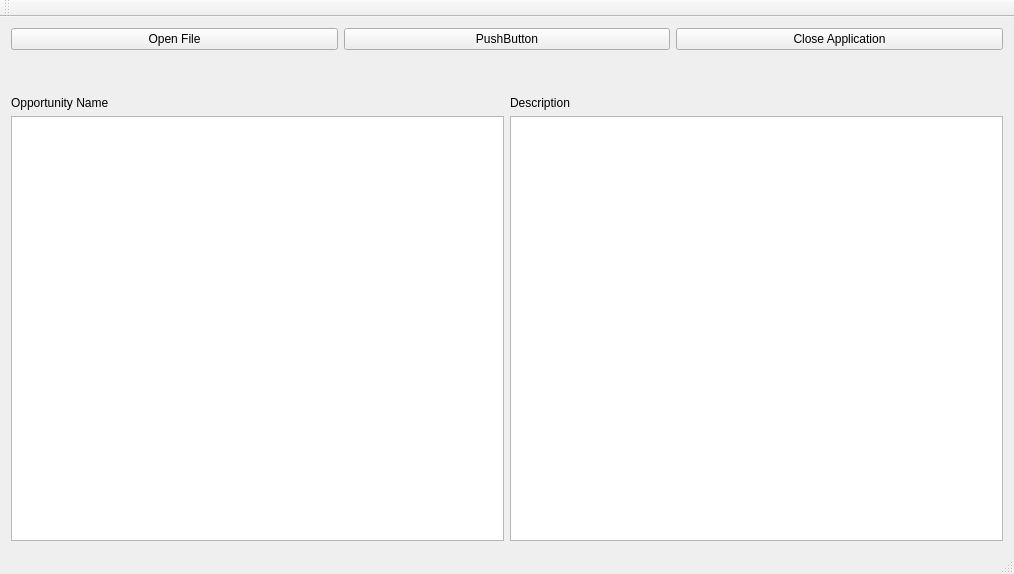
First picture: the form in ui/mainview.ui, repository Rodeleeuw/QtLearning, before the edit.
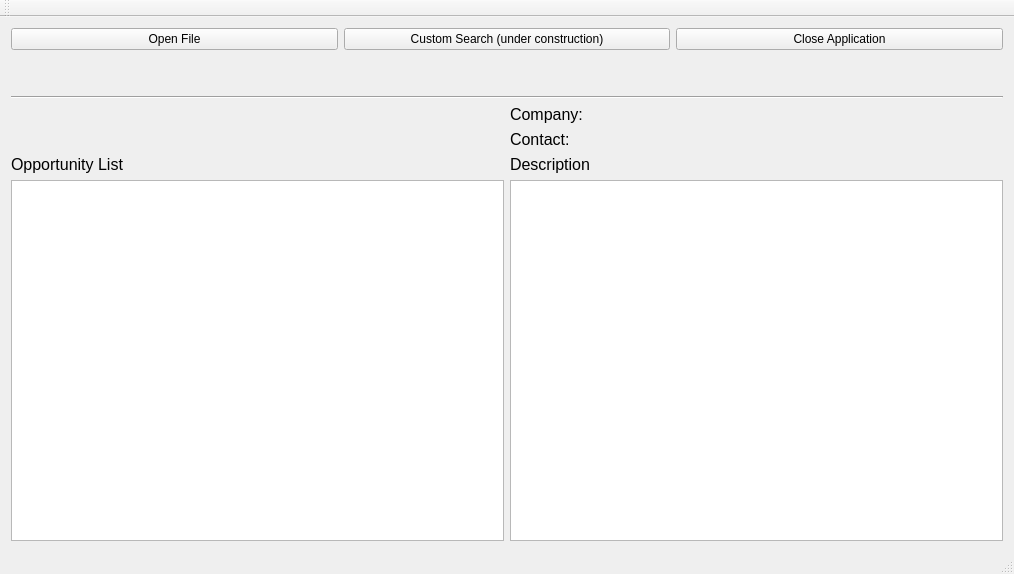
Second picture: the form after the edit.

Commit message: updated, doing good still

What changed in the file:
```diff
--- a/ui/mainview.ui
+++ b/ui/mainview.ui
@@ -34,8 +34,14 @@
         </item>
         <item>
          <widget class="QPushButton" name="btnExtra">
+          <property name="font">
+           <font>
+            <weight>50</weight>
+            <bold>false</bold>
+           </font>
+          </property>
           <property name="text">
-           <string>PushButton</string>
+           <string>Custom Search (under construction)</string>
           </property>
          </widget>
         </item>
@@ -64,27 +70,88 @@
         </property>
        </spacer>
       </item>
+      <item>
+       <widget class="Line" name="line">
+        <property name="orientation">
+         <enum>Qt::Horizontal</enum>
+        </property>
+       </widget>
+      </item>
       <item>
        <layout class="QGridLayout" name="gridLayout_2">
-        <item row="0" column="0">
-         <widget class="QLabel" name="label">
-          <property name="text">
-           <string>Opportunity Name </string>
-          </property>
-         </widget>
-        </item>
-        <item row="0" column="1">
+        <item row="2" column="1">
          <widget class="QLabel" name="label_2">
+          <property name="font">
+           <font>
+            <pointsize>12</pointsize>
+           </font>
+          </property>
           <property name="text">
            <string>Description</string>
           </property>
          </widget>
         </item>
-        <item row="1" column="0">
-         <widget class="QListWidget" name="listWidget"/>
+        <item row="3" column="0">
+         <widget class="QListWidget" name="listWidget">
+          <property name="font">
+           <font>
+            <family>Sans Serif</family>
+            <pointsize>11</pointsize>
+           </font>
+          </property>
+         </widget>
+        </item>
+        <item row="3" column="1">
+         <widget class="QTextBrowser" name="textBrowser">
+          <property name="font">
+           <font>
+            <pointsize>11</pointsize>
+           </font>
+          </property>
+         </widget>
+        </item>
+        <item row="0" column="1">
+         <layout class="QHBoxLayout" name="horizontalLayout_2">
+          <item>
+           <widget class="QLabel" name="label_company">
+            <property name="font">
+             <font>
+              <pointsize>12</pointsize>
+             </font>
+            </property>
+            <property name="text">
+             <string>Company:</string>
+            </property>
+           </widget>
+          </item>
+         </layout>
         </item>
         <item row="1" column="1">
-         <widget class="QTextBrowser" name="textBrowser"/>
+         <widget class="QLabel" name="label_owner">
+          <property name="font">
+           <font>
+            <pointsize>12</pointsize>
+           </font>
+          </property>
+          <property name="text">
+           <string>Contact:</string>
+          </property>
+         </widget>
+        </item>
+        <item row="2" column="0">
+         <widget class="QLabel" name="label">
+          <property name="font">
+           <font>
+            <pointsize>12</pointsize>
+           </font>
+          </property>
+          <property name="text">
+           <string>Opportunity List</string>
+          </property>
+          <property name="textFormat">
+           <enum>Qt::PlainText</enum>
+          </property>
+         </widget>
         </item>
        </layout>
       </item>
```
Left out of the diff: 14 changed lines with no effect on the pictures. The commit also changes 2 other files.
